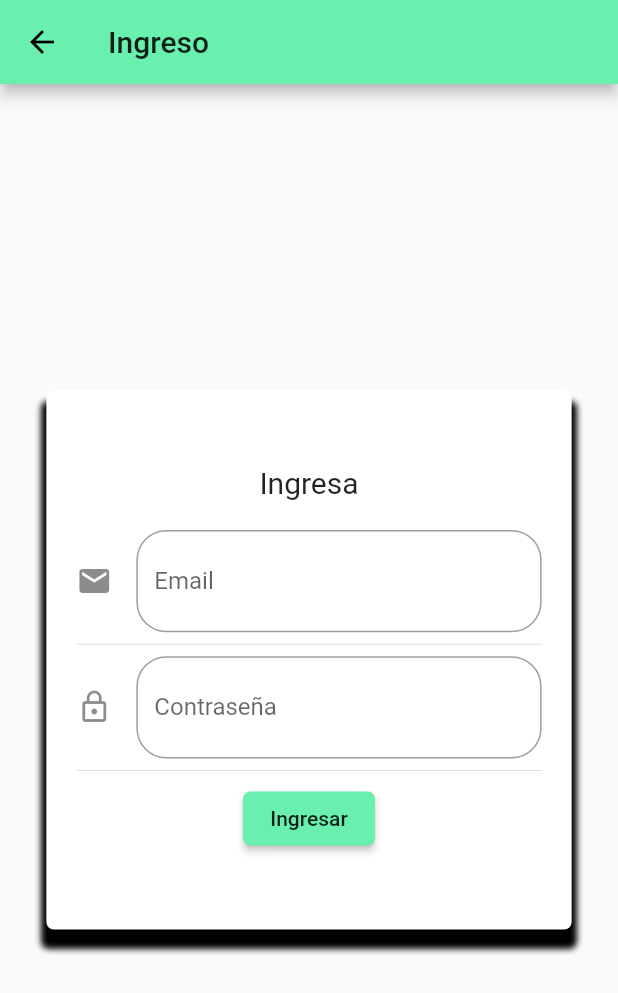
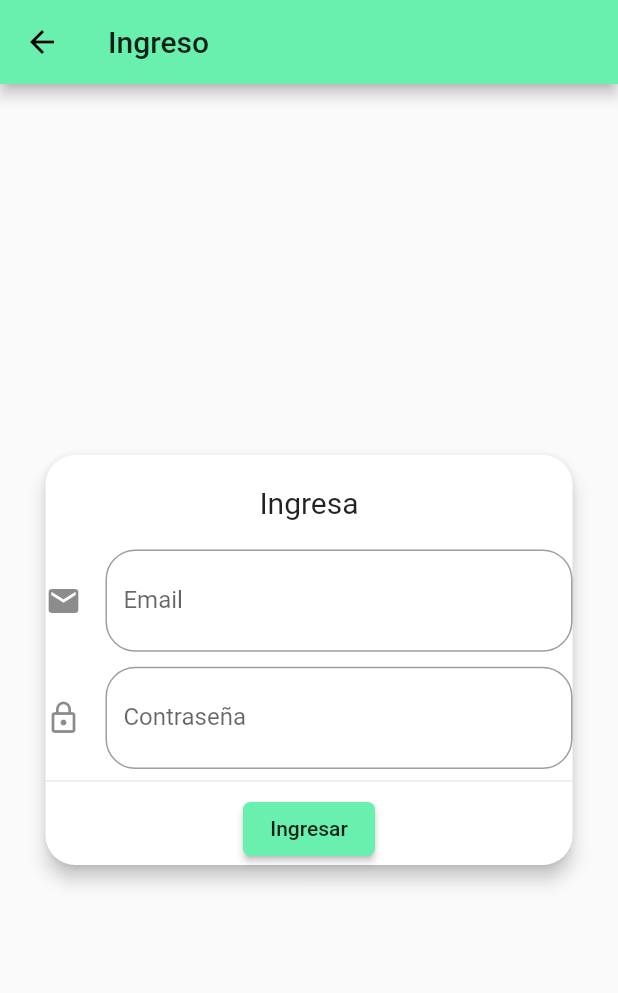
Before and after one commit to alejoguerrero5/control_de_pacientes, a Flutter app: the HomeLogueadoPage screen opened by its route, after a tap on "Cerrar Sesión", after a tap on the "assignment ind" icon, on a phone screen of 412 x 824 dp. Shown: the top 993 px of the screen. Run offline on Flutter 3.47's test engine with Material 2 defaults, Android fonts, the phone set to English and light mode, and no system bars; our stand-ins replace shared_preferences; accounts and stored records are empty; statements that could not run were skipped.

Commit message:
mejora visual

```diff
--- a/data/pacientes_data.json
+++ b/data/pacientes_data.json
@@ -1,3 +1,4 @@
+
 {
     "nombreApp" : "Control de Pacientes",
     "pacientes" : [
--- a/lib/src/pages/home_logueado.dart
+++ b/lib/src/pages/home_logueado.dart
@@ -13,8 +13,8 @@ class _HomeLogueadoPageState extends State<HomeLogueadoPage> {
   ScrollController _scrollController = new ScrollController();
   final usuarioProvider = new UsuarioProvider();
 
-  List<int> _listaNumeros = new List();
-  int _ultimoNumero = 0;
+  List<dynamic> currentData;
+
   bool _isLoading = false;
 
   @override
@@ -44,7 +44,7 @@ class _HomeLogueadoPageState extends State<HomeLogueadoPage> {
   Widget build(BuildContext context) {
     return Scaffold(
       appBar: AppBar(
-        title: Text('Listas'),
+        title: Text('Pacientes'),
         actions: [
           FlatButton(
             child: Column(
@@ -69,11 +69,16 @@ class _HomeLogueadoPageState extends State<HomeLogueadoPage> {
           _crearLoading(),
         ],
       ),
-      floatingActionButton: FloatingActionButton(
+      /* floatingActionButton: FloatingActionButton(
         child: Icon(Icons.add),
         backgroundColor: Colors.greenAccent,
-        onPressed: () {},
-      ),
+        onPressed: () {
+          dataProvider.guardarData('Hola', 'Como estas');
+          setState(() {
+            dataProvider.cargarData();
+          });
+        },
+      ), */
     );
   }
 
@@ -131,10 +136,7 @@ class _HomeLogueadoPageState extends State<HomeLogueadoPage> {
   }
 
   void _agregar5() {
-    for (var i = 0; i < 5; i++) {
-      _ultimoNumero++;
-      _listaNumeros.add(_ultimoNumero);
-    }
+    for (var i = 0; i < 5; i++) {}
 
     setState(() {});
   }
--- a/lib/src/pages/ingreso.dart
+++ b/lib/src/pages/ingreso.dart
@@ -33,24 +33,18 @@ class _IngresoPageState extends State<IngresoPage> {
     final size = MediaQuery.of(context).size;
 
     return SingleChildScrollView(
+      child: Container(
+        width: size.width * 0.95,
+        child: Card(
+          margin: EdgeInsets.symmetric(horizontal: 20.0, vertical: 10.0),
+          elevation: 5.0,
+          shape:
+              RoundedRectangleBorder(borderRadius: BorderRadius.circular(20.0)),
           child: Column(
             children: [
-          Container(
-            width: size.width * 0.85,
-            padding: EdgeInsets.symmetric(vertical: 50.0, horizontal: 20.0),
-            decoration: BoxDecoration(
-                color: Colors.white,
-                borderRadius: BorderRadius.circular(5.0),
-                boxShadow: <BoxShadow>[
-                  BoxShadow(
-                    color: Colors.black,
-                    blurRadius: 3.0,
-                    offset: Offset(0.0, 10.0),
-                    spreadRadius: 3.0,
-                  )
-                ]),
-            child: Column(
-              children: [
+              SizedBox(
+                height: 20.0,
+              ),
               Text(
                 'Ingresa',
                 style: TextStyle(fontSize: 20.0),
@@ -59,14 +53,15 @@ class _IngresoPageState extends State<IngresoPage> {
                 height: 20.0,
               ),
               _inputEmail(),
-                Divider(),
+              SizedBox(
+                height: 10.0,
+              ),
               _inputPassword(),
               Divider(),
               _crearBoton(),
             ],
           ),
         ),
-        ],
       ),
     );
   }
@@ -134,12 +129,12 @@ class _IngresoPageState extends State<IngresoPage> {
     }
     _password.length < 6 ? _validatePassword = true : _validatePassword = false;
 
+    setState(() {});
+
     if (!_validateEmail && !_validatePassword) {
+      usuarioProvider.nuevoUsuario();
       Navigator.pushReplacementNamed(context, 'home_logueado');
-      usuarioProvider.nuevoUsuario();
     }
-
-    setState(() {});
   }
 
 /*   Future<String> loguinPOST(String email, String password, String nombre) async {
--- a/lib/src/routes/routes.dart
+++ b/lib/src/routes/routes.dart
@@ -5,16 +5,6 @@ import 'package:control_de_pacientes/src/pages/registro.dart';
 import 'package:control_de_pacientes/src/pages/ingreso.dart';
 import 'package:control_de_pacientes/src/pages/home_logueado.dart';
 import 'package:control_de_pacientes/src/pages/paciente.dart';
-
-/* Map<String, WidgetBuilder> getApplicationRoutes() {
-  return <String, WidgetBuilder>{
-    'home': (BuildContext context) => HomePage(),
-    'ingreso': (BuildContext context) => IngresoPage(),
-    'registro': (BuildContext context) => RegistroPage(),
-    'home_logueado': (BuildContext context) => HomeLogueadoPage(),
-    'paciente': (BuildContext context) => PacientePage(),
-  };
-} */
 
 class RouteGenerator {
   static Route<dynamic> generateRoute(RouteSettings settings) {
```
Also changed, not shown: lib/src/pages/registro.dart (+10 -17 lines), lib/src/providers/data_provider.dart (+11 -0 lines), pubspec.yaml (+8 -0 lines), assets/icon/movie-icon.png (added), pubspec.lock, 28 other files. Lines whose indentation alone changed are shown as unchanged.
